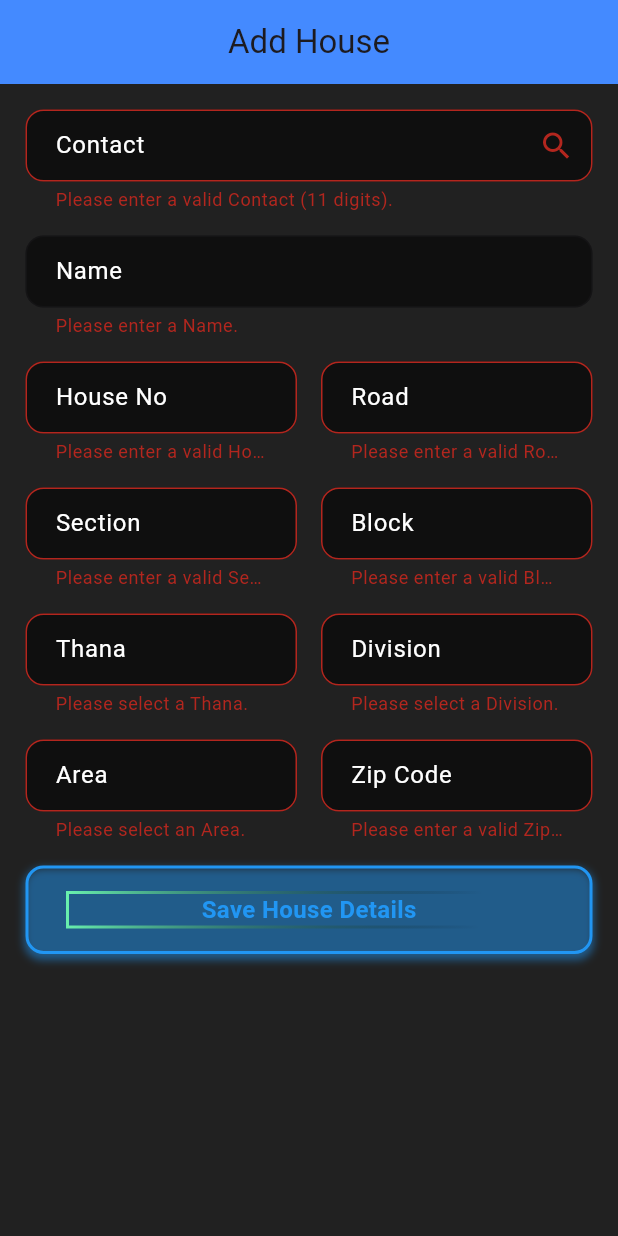
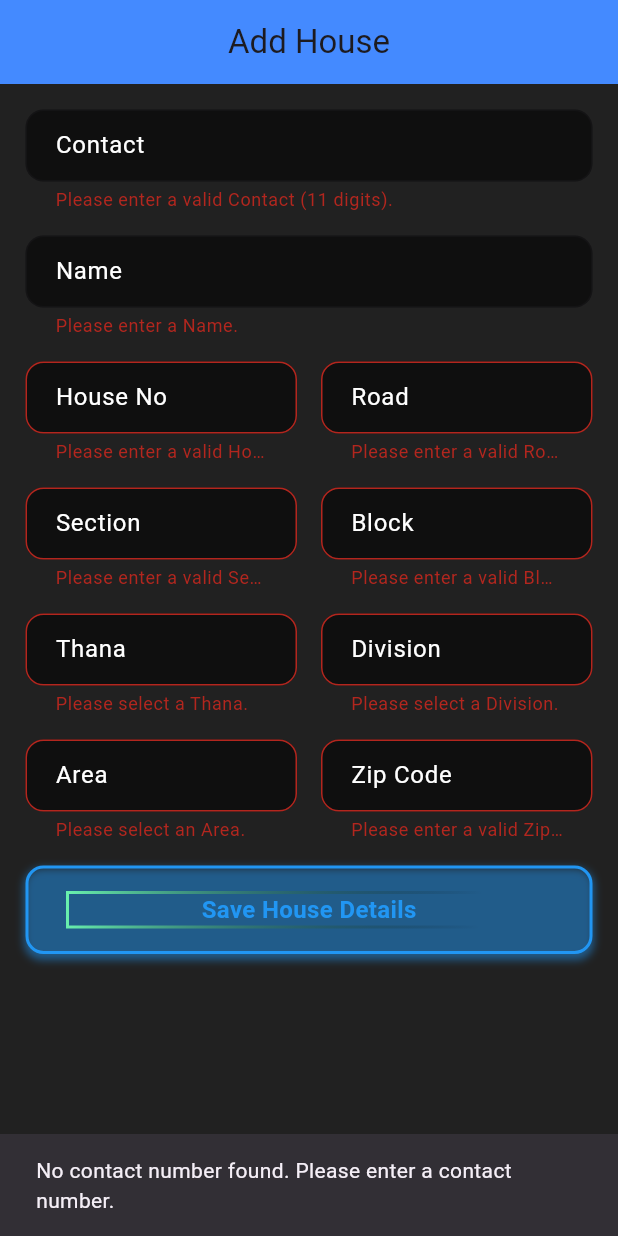
Before and after one commit to hamimrockerz/House_Solution, a Flutter app: the AddHousePage screen opened by its route, after a tap on "Save House Details", on a phone screen of 412 x 824 dp. Run offline on Flutter 3.47's test engine with Material 3 defaults, Android fonts, the phone set to English and light mode, and no system bars; our stand-ins replace firebase_core, firebase_database, firebase_storage, hexcolor, icons_plus, image_picker and 2 more; accounts and stored records are empty.

Commit message:
Add House Auto Fetch Contact & Name without give any data

```diff
--- a/lib/add_house.dart
+++ b/lib/add_house.dart
@@ -2,9 +2,10 @@ import 'package:flutter/material.dart';
 import 'package:firebase_database/firebase_database.dart'; // Import for Realtime Database
 import 'animate_button_add_house.dart'; // Ensure this path is correct
 import 'owner_dashboard.dart';
-// Ensure you have the correct import for OwnerDashboard
 import 'loadingscreen.dart'; // Import your LoadingScreen widget
 import 'package:flutter/services.dart';
+import 'package:shared_preferences/shared_preferences.dart';
+
 class AddHousePage extends StatefulWidget {
   const AddHousePage({super.key});
 
@@ -28,6 +29,7 @@ class _AddHousePageState extends State<AddHousePage> with SingleTickerProviderSt
   late AnimationController _animationController;
   late Animation<double> _fadeAnimation;
   late Animation<double> _scaleAnimation;
+
   final List<String> zipCodeSuggestions = [
     "1000", "1207", "1209", "1212", "1213", "1216", "1230", "1340", "1400", "1420",
     "1430", "1500", "1520", "1540", "1600", "1610", "1620", "1700", "1711", "1750",
@@ -438,6 +440,9 @@ class _AddHousePageState extends State<AddHousePage> with SingleTickerProviderSt
 
     _animationController.forward();
 
+    // Load stored contact when the page initializes
+    _loadContactNumber();
+
     _contactController.addListener(() {
       String currentText = _contactController.text;
       String filteredText = currentText.replaceAll(RegExp(r'[^0-9]'), ''); // Remove non-numeric characters
@@ -459,19 +464,17 @@ class _AddHousePageState extends State<AddHousePage> with SingleTickerProviderSt
     _houseNoController.addListener(() {
       String currentText = _houseNoController.text;
 
-      // Limit to 3 characters
+      // Limit to 4 characters
       if (currentText.length > 4) {
-        // Update only if the length exceeds 3
         _houseNoController.value = TextEditingValue(
-          text: currentText.substring(0, 4), // Keep only first 3 characters
+          text: currentText.substring(0, 4),
           selection: TextSelection.fromPosition(
-            const TextPosition(offset: 4), // Move cursor to the end
+            TextPosition(offset: 4),
           ),
         );
       }
     });
 
-    // Listener for Road to allow only numeric digits
     _roadController.addListener(() {
       String currentText = _roadController.text;
       String filteredText = currentText.replaceAll(RegExp(r'[^0-9]'), ''); // Remove non-numeric characters
@@ -480,12 +483,11 @@ class _AddHousePageState extends State<AddHousePage> with SingleTickerProviderSt
         filteredText = filteredText.substring(0, 3); // Limit to 3 digits
       }
 
-      // Update only if the filtered text is different
       if (filteredText != currentText) {
         _roadController.value = TextEditingValue(
           text: filteredText,
           selection: TextSelection.fromPosition(
-            TextPosition(offset: filteredText.length), // Move cursor to the end
+            TextPosition(offset: filteredText.length),
           ),
         );
       }
@@ -494,13 +496,11 @@ class _AddHousePageState extends State<AddHousePage> with SingleTickerProviderSt
     _sectionController.addListener(() {
       String currentText = _sectionController.text;
 
-      // Limit to 2 digits
       if (currentText.length > 2) {
-        // Update only if the length exceeds 2
         _sectionController.value = TextEditingValue(
-          text: currentText.substring(0, 2), // Keep only the first 2 characters
+          text: currentText.substring(0, 2),
           selection: TextSelection.fromPosition(
-            TextPosition(offset: 2), // Move cursor to the end
+            TextPosition(offset: 2),
           ),
         );
       }
@@ -514,7 +514,6 @@ class _AddHousePageState extends State<AddHousePage> with SingleTickerProviderSt
         );
       }
     });
-
   }
 
 
@@ -533,6 +532,27 @@ class _AddHousePageState extends State<AddHousePage> with SingleTickerProviderSt
     _divisionController.dispose();
 
     super.dispose();
+  }
+
+  // Function to fetch owner information from Firebase Realtime Database
+  void _loadContactNumber() async {
+    SharedPreferences prefs = await SharedPreferences.getInstance();
+    String? storedContact = prefs.getString('contact');
+
+    if (storedContact != null) {
+      setState(() {
+        _contactController.text = storedContact; // Populate contact field
+      });
+
+      // Call the method without 'await' as it returns void
+      _fetchOwnerInformation(storedContact);
+    } else {
+      ScaffoldMessenger.of(context).showSnackBar(
+        const SnackBar(
+          content: Text('No contact number found. Please enter a contact number.'),
+        ),
+      );
+    }
   }
 
   // Function to fetch owner information from Firebase Realtime Database
@@ -573,6 +593,7 @@ class _AddHousePageState extends State<AddHousePage> with SingleTickerProviderSt
       );
     }
   }
+
 
   // Function to save house data
   // Function to save house data
@@ -724,11 +745,11 @@ class _AddHousePageState extends State<AddHousePage> with SingleTickerProviderSt
   @override
   Widget build(BuildContext context) {
     return Scaffold(
-      backgroundColor: Colors.grey[900], // Dark background color
+      backgroundColor: Colors.grey[900],
       appBar: AppBar(
-        title: const Text('Add House', style: TextStyle(fontSize: 22)), // Center title
-        centerTitle: true, // Center title in AppBar
-        automaticallyImplyLeading: false, // Remove back button
+        title: const Text('Add House', style: TextStyle(fontSize: 22)),
+        centerTitle: true,
+        automaticallyImplyLeading: false,
         backgroundColor: Colors.blueAccent,
       ),
       body: Padding(
@@ -743,22 +764,15 @@ class _AddHousePageState extends State<AddHousePage> with SingleTickerProviderSt
                   controller: _contactController,
                   label: 'Contact',
                   keyboardType: TextInputType.phone,
-                  suffixIcon: IconButton(
-                    icon: const Icon(Icons.search),
-                    onPressed: () {
-                      // Fetch owner information using the contact number
-                      _fetchOwnerInformation(_contactController.text.trim());
-                    },
-                  ),
                   validator: (value) {
                     if (value == null || value.isEmpty || value.length != 11) {
                       return 'Please enter a valid Contact (11 digits).';
                     }
                     return null;
-                  },
+                  },enabled: false,
                   inputFormatters: [
-                    FilteringTextInputFormatter.digitsOnly, // Allow only digits
-                    LengthLimitingTextInputFormatter(11), // Limit to 11 digits
+                    FilteringTextInputFormatter.digitsOnly,
+                    LengthLimitingTextInputFormatter(11),
                   ],
                 ),
                 _buildTextField(
```
Also changed, not shown: lib/flat_status_change.dart (+81 -2 lines).
